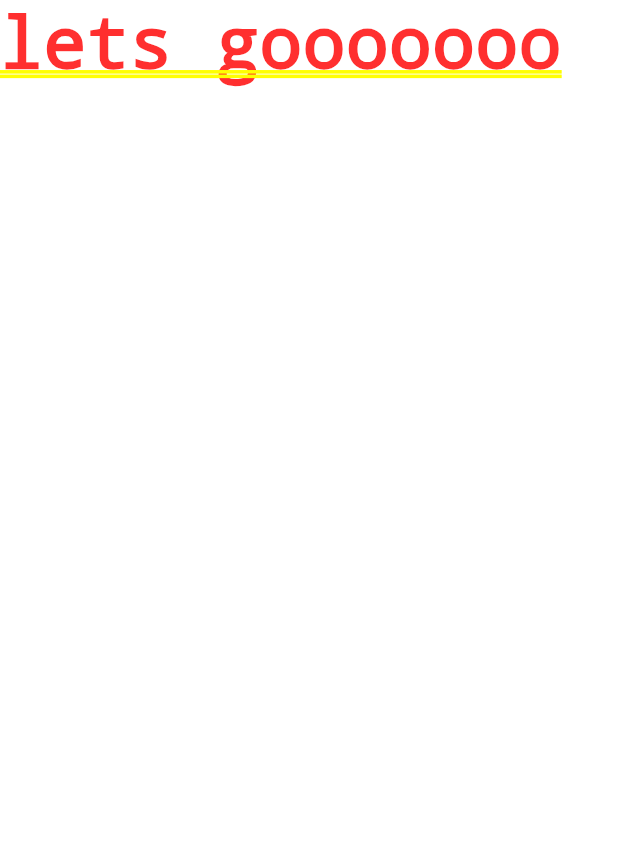
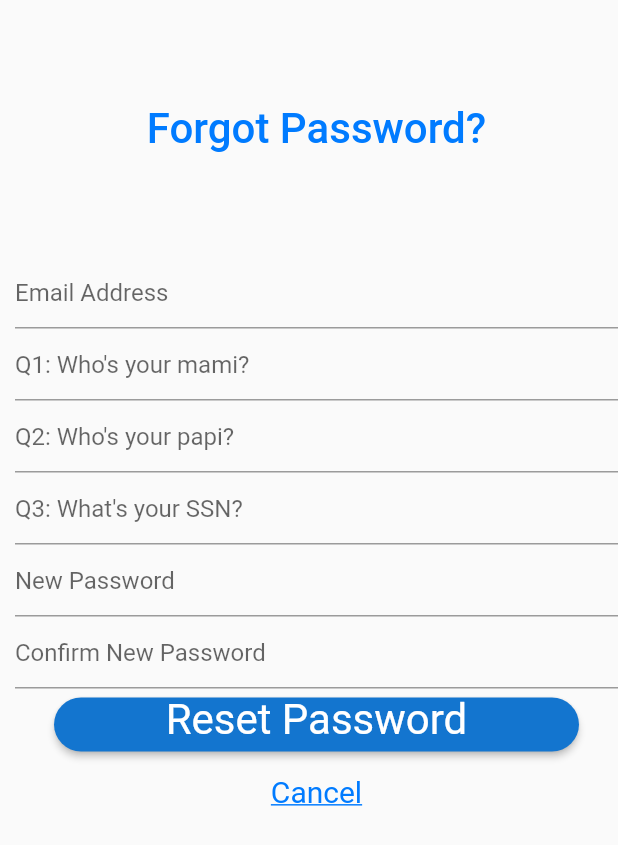
Before and after one commit to Leonrg17/Artic, a Flutter app: the screen it shows after launch, after a tap on "Press me :^)", on a phone screen of 412 x 824 dp. Shown: the top 845 px of the screen. Run offline on Flutter 3.47's test engine with Material 2 defaults, Android fonts, the phone set to English and light mode, and no system bars; our stand-ins replace google_fonts.

Commit message:
Creates ForgotPassword screen.

```diff
--- /dev/null
+++ b/lib/screens/ForgotPassword.dart
@@ -0,0 +1,90 @@
+import 'package:flutter/material.dart';
+import 'package:google_fonts/google_fonts.dart';
+
+class ForgotPassword extends StatelessWidget {
+  static const String id = 'forgot_password';
+  const ForgotPassword({Key? key}) : super(key: key);
+
+  @override
+  Widget build(BuildContext context) {
+    return Scaffold(
+      body: Padding(
+        padding: const EdgeInsets.only(left: 10.0),
+        child: Column(
+          children: [
+            const SizedBox(height: 69),
+            Text(
+              'Forgot Password?',
+              style: GoogleFonts.roboto(
+                fontWeight: FontWeight.w500,
+                fontStyle: FontStyle.normal,
+                fontSize: 28,
+                color: const Color(0xff007bff),
+              ),
+            ),
+            const SizedBox(height: 69),
+            const TextField(
+              decoration: InputDecoration(hintText: 'Email Address'),
+              textAlign: TextAlign.left,
+            ),
+            const TextField(
+              decoration: InputDecoration(hintText: 'Q1: Who\'s your mami?'),
+              textAlign: TextAlign.left,
+            ),
+            const TextField(
+              decoration: InputDecoration(hintText: 'Q2: Who\'s your papi?'),
+              textAlign: TextAlign.left,
+            ),
+            const TextField(
+              decoration: InputDecoration(hintText: 'Q3: What\'s your SSN?'),
+              textAlign: TextAlign.left,
+            ),
+            const TextField(
+              decoration: InputDecoration(hintText: 'New Password'),
+              textAlign: TextAlign.left,
+            ),
+            const TextField(
+              decoration: InputDecoration(hintText: 'Confirm New Password'),
+              textAlign: TextAlign.left,
+            ),
+            MaterialButton(
+              minWidth: 350.0,
+              color: const Color(0xff1375CF),
+              shape: RoundedRectangleBorder(
+                  borderRadius: BorderRadius.circular(22.0)),
+              onPressed: () {
+                // update password
+              },
+              child: Text(
+                'Reset Password',
+                style: GoogleFonts.roboto(
+                  height: 0.7,
+                  fontWeight: FontWeight.w400,
+                  fontStyle: FontStyle.normal,
+                  fontSize: 28,
+                  color: Colors.white,
+                ),
+              ),
+            ),
+            TextButton(
+              onPressed: () {
+                Navigator.pop(context);
+              },
+              child: Text(
+                'Cancel',
+                style: GoogleFonts.roboto(
+                  height: 0.7,
+                  fontWeight: FontWeight.w400,
+                  fontStyle: FontStyle.normal,
+                  decoration: TextDecoration.underline,
+                  fontSize: 20,
+                  color: const Color(0xFF007BFF),
+                ),
+              ),
+            ),
+          ],
+        ),
+      ),
+    );
+  }
+}
--- a/lib/screens/WelcomeScreen.dart
+++ b/lib/screens/WelcomeScreen.dart
@@ -1,5 +1,6 @@
 import 'package:flutter/material.dart';
-import '../screens/LoginScreen.dart';
+
+import '../screens/ForgotPassword.dart';
 
 class WelcomeScreen extends StatelessWidget {
   static const String id = 'welcome_screen';
@@ -14,7 +15,7 @@ class WelcomeScreen extends StatelessWidget {
       ),
       body: ElevatedButton(
         onPressed: () {
-          Navigator.pushNamed(context, LoginScreen.id);
+          Navigator.pushNamed(context, ForgotPassword.id);
         },
         child: const Text('Press me :^)'),
       ),
--- a/lib/screens/main.dart
+++ b/lib/screens/main.dart
@@ -1,5 +1,6 @@
 import 'package:flutter/material.dart';
-import '../screens/HomePage.dart';
+
+import '../screens/ForgotPassword.dart';
 import '../screens/LoginScreen.dart';
 import 'WelcomeScreen.dart';
 
@@ -15,6 +16,7 @@ class Artic extends StatelessWidget {
       initialRoute: WelcomeScreen.id,
       routes: {
         WelcomeScreen.id: (context) => WelcomeScreen(),
+        ForgotPassword.id: (context) => ForgotPassword(),
         LoginScreen.id: (context) => LoginScreen(),
       },
 
--- a/pubspec.yaml
+++ b/pubspec.yaml
@@ -29,6 +29,7 @@ environment:
 dependencies:
   flutter:
     sdk: flutter
+  google_fonts: ^3.0.1
 
 
   # The following adds the Cupertino Icons font to your application.
```
Also changed, not shown: pubspec.lock.
